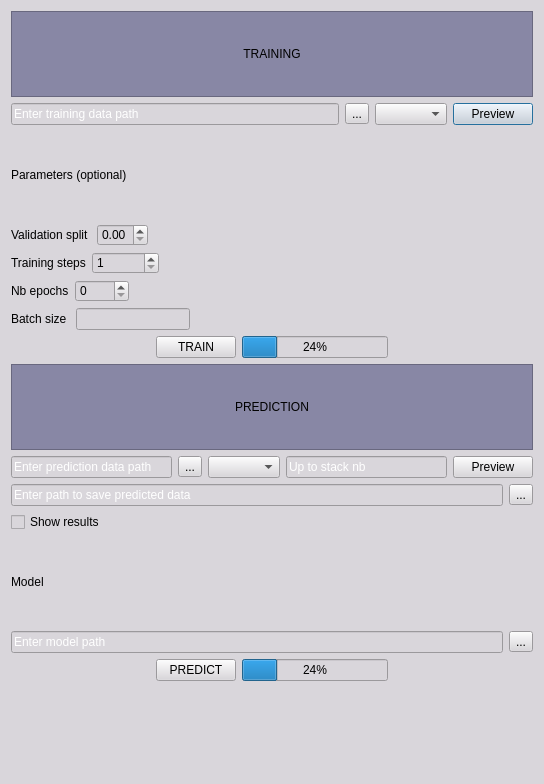
ninatubau/denoising, file interface/interfaceCARE.ui: the form before one commit.
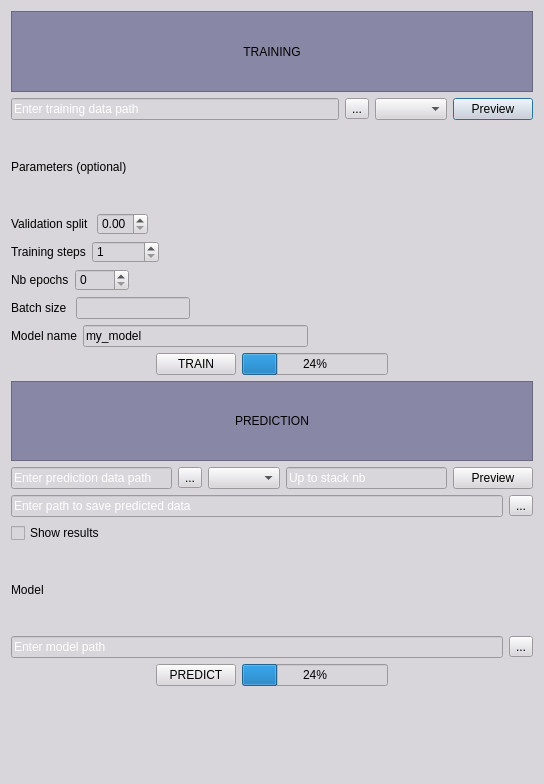
The form after the commit. Icons and pictures are not drawn.

Commit message: Model name option added on UI

Diff of the .ui file:
```diff
--- a/interface/interfaceCARE.ui
+++ b/interface/interfaceCARE.ui
@@ -249,6 +249,41 @@
        </item>
       </layout>
      </item>
+     <item>
+      <layout class="QVBoxLayout" name="verticalLayout_2">
+       <item>
+        <layout class="QHBoxLayout" name="horizontalLayout_10">
+         <item>
+          <widget class="QLabel" name="label_modelName">
+           <property name="text">
+            <string>Model name</string>
+           </property>
+          </widget>
+         </item>
+         <item>
+          <widget class="QLineEdit" name="lineEdit_modelName">
+           <property name="text">
+            <string>my_model</string>
+           </property>
+          </widget>
+         </item>
+         <item>
+          <spacer name="horizontalSpacer_8">
+           <property name="orientation">
+            <enum>Qt::Horizontal</enum>
+           </property>
+           <property name="sizeHint" stdset="0">
+            <size>
+             <width>40</width>
+             <height>20</height>
+            </size>
+           </property>
+          </spacer>
+         </item>
+        </layout>
+       </item>
+      </layout>
+     </item>
      <item>
       <layout class="QHBoxLayout" name="horizontalLayout_5">
        <item>
```
The commit also changes 1 other file.
